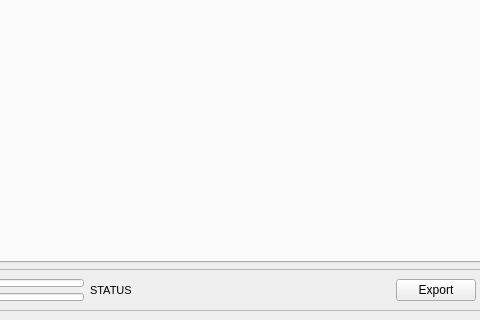
Before: the Qt Designer form modules/ui/views/windows/onetrainer.ui in HashakGik/OneTrainer-QT6, drawn with Qt 5; both pictures show x 373 to 853 and y 517 to 837 of the 1126 by 837 pixel window.
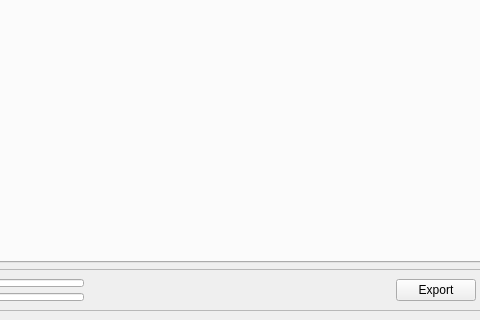
After: the same form once the commit is applied. Icons and pictures are not drawn.

What changed in the file:
```diff
--- a/modules/ui/views/windows/onetrainer.ui
+++ b/modules/ui/views/windows/onetrainer.ui
@@ -220,7 +220,7 @@
           <string>Current status of the training run</string>
          </property>
          <property name="text">
-          <string>STATUS</string>
+          <string/>
          </property>
         </widget>
        </item>
```
